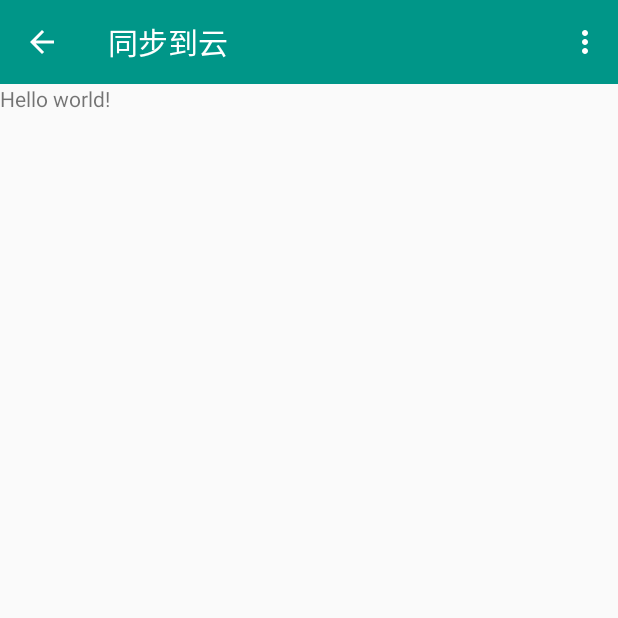
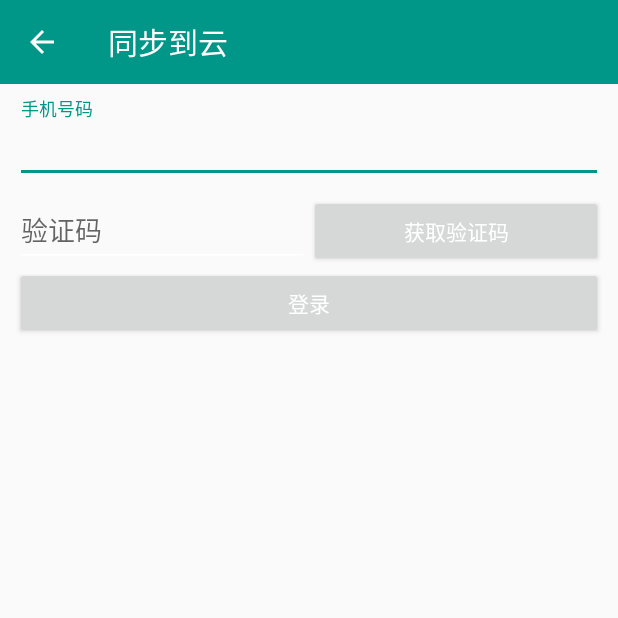
Before and after one commit to DennyCai/Smart_Note, an Android app: the UploadActivity screen opened directly, with no data from a screen before it, on a phone screen of 412 x 824 dp, the top half of it. Run offline under Robolectric (Android 15) with nearby library versions, the phone set to English and light mode, and no system bars.

```diff
--- a/app/build.gradle
+++ b/app/build.gradle
@@ -28,5 +28,6 @@ dependencies {
     compile 'com.android.support:design:22.2.0'
     compile 'com.android.support:cardview-v7:22.0.0'
     compile 'com.android.support:recyclerview-v7:22.2.0'
-    compile 'com.wdullaer:materialdatetimepicker:1.3.1'
+    //    compile 'com.wdullaer:materialdatetimepicker:1.3.1'
+    compile project(':material-datetimepicker-library')
 }
--- a/app/src/main/java/com/denny/android/idea_note/UploadActivity.java
+++ b/app/src/main/java/com/denny/android/idea_note/UploadActivity.java
@@ -1,17 +1,28 @@
 package com.denny.android.idea_note;
 
-import android.support.v7.app.ActionBarActivity;
 import android.os.Bundle;
+import android.support.v7.app.AppCompatActivity;
 import android.support.v7.widget.Toolbar;
+import android.util.Log;
 import android.view.Menu;
 import android.view.MenuItem;
-
-import com.baidu.frontia.Frontia;
+import android.view.View;
+import android.widget.Button;
+import android.widget.EditText;
 
 
-public class UploadActivity extends ActionBarActivity {
+import cn.bmob.v3.BmobSMS;
+import cn.bmob.v3.exception.BmobException;
+import cn.bmob.v3.listener.RequestSMSCodeListener;
+
+
+public class UploadActivity extends AppCompatActivity {
 
     Toolbar bar;
+
+    private EditText phone;
+    private EditText code;
+    private Button login;
 
     @Override
     protected void onCreate(Bundle savedInstanceState) {
@@ -22,12 +33,35 @@ public class UploadActivity extends ActionBarActivity {
         setSupportActionBar(bar);
         getSupportActionBar().setDisplayHomeAsUpEnabled(true);
 
+        phone = (EditText) findViewById(R.id.phone);
+        code = (EditText) findViewById(R.id.code);
+        login = (Button) findViewById(R.id.login);
+
+        login.setOnClickListener(new View.OnClickListener() {
+            @Override
+            public void onClick(View v) {
+
+            }
+        });
+//        showLoginDialog();
+
     }
+
+    public void requestSms(View v){
+        BmobSMS.requestSMSCode(this, phone.getText().toString(), "Sms", new RequestSMSCodeListener() {
+            @Override
+            public void done(Integer integer, BmobException e) {
+                if(e==null){
+                    Log.e("","发送成功");
+                }
+            }
+        });
+    }
+
 
     @Override
     public boolean onCreateOptionsMenu(Menu menu) {
         // Inflate the menu; this adds items to the action bar if it is present.
-        getMenuInflater().inflate(R.menu.menu_upload, menu);
         return true;
     }
 
--- a/app/src/main/java/com/denny/android/idea_note/dao/impl/NoteDaoImpl.java
+++ b/app/src/main/java/com/denny/android/idea_note/dao/impl/NoteDaoImpl.java
@@ -47,6 +47,7 @@ public class NoteDaoImpl implements NoteDao{
             ContentValues values = new ContentValues();
             values.put(NotePreview.NoteEntry.CONTENT,note.getContent());
             values.put(NotePreview.NoteEntry.CREATED_TIME,new Date().getTime());
+            values.put(NotePreview.NoteEntry.ALARM_TIME,note.getAlarmTime());
             id = mHelper.getWritableDatabase().insert(NotePreview.NoteEntry.TABLE,"",values);
         }
         return id;
@@ -70,6 +71,7 @@ public class NoteDaoImpl implements NoteDao{
         ContentValues values = new ContentValues();
         values.put(NotePreview.NoteEntry.CONTENT,note.getContent());
         values.put(NotePreview.NoteEntry.UPDATED_TIME,new Date().getTime());
+        values.put(NotePreview.NoteEntry.ALARM_TIME,note.getAlarmTime());
         return update(note,values);
     }
 
--- a/app/src/main/java/com/denny/android/idea_note/db/SQLHelper.java
+++ b/app/src/main/java/com/denny/android/idea_note/db/SQLHelper.java
@@ -36,6 +36,7 @@ public class SQLHelper extends SQLiteOpenHelper {
                 NotePreview.NoteEntry.CONTENT + TEXT + "," +
                 NotePreview.NoteEntry.CREATED_TIME + VARCHAR(20) + "," +
                 NotePreview.NoteEntry.UPDATED_TIME + VARCHAR(20) + "," +
+                NotePreview.NoteEntry.ALARM_TIME + VARCHAR(20) + "," +
                 NotePreview.NoteEntry._DELETE + BOOL + NOT_NULL + DEFAULT(0) +
                 ")");
     }
--- a/app/src/main/java/com/denny/android/idea_note/domain/factory/NoteFactory.java
+++ b/app/src/main/java/com/denny/android/idea_note/domain/factory/NoteFactory.java
@@ -14,7 +14,8 @@ public class NoteFactory {
             notePreview=new NotePreview(c.getInt(c.getColumnIndex(NotePreview.NoteEntry._ID)),
                     c.getString(c.getColumnIndex(NotePreview.NoteEntry.CONTENT)),
                     c.getLong(c.getColumnIndex(NotePreview.NoteEntry.CREATED_TIME)),
-                    c.getLong(c.getColumnIndex(NotePreview.NoteEntry.UPDATED_TIME)));
+                    c.getLong(c.getColumnIndex(NotePreview.NoteEntry.UPDATED_TIME)),
+                    c.getLong(c.getColumnIndex(NotePreview.NoteEntry.ALARM_TIME)));
         }
         c.close();
         return notePreview;
--- a/app/src/main/res/layout/activity_upload.xml
+++ b/app/src/main/res/layout/activity_upload.xml
@@ -10,8 +10,11 @@
         android:background="?attr/colorPrimary"
         android:minHeight="?attr/actionBarSize"/>
 
-    <TextView android:text="@string/hello_world" android:layout_width="wrap_content"
+    <include android:layout_below="@+id/toolbar"
+        layout="@layout/dialog_login"
+        android:id="@+id/loginView"
+        android:layout_margin="10dp"
         android:layout_height="wrap_content"
-        android:layout_below="@+id/toolbar"/>
+        android:layout_width="match_parent"/>
 
 </RelativeLayout>
--- /dev/null
+++ b/app/src/main/res/layout/dialog_login.xml
@@ -0,0 +1,54 @@
+<?xml version="1.0" encoding="utf-8"?>
+<LinearLayout xmlns:android="http://schemas.android.com/apk/res/android"
+    android:orientation="vertical" android:layout_width="match_parent"
+    android:layout_height="match_parent"
+    >
+
+    <android.support.design.widget.TextInputLayout
+        android:layout_width="match_parent"
+        android:layout_height="wrap_content">
+
+        <EditText
+            android:id="@+id/phone"
+            android:hint="手机号码"
+            android:layout_width="match_parent"
+            android:layout_height="wrap_content" />
+
+    </android.support.design.widget.TextInputLayout>
+
+    <LinearLayout
+        android:orientation="horizontal"
+        android:layout_width="match_parent"
+        android:layout_height="wrap_content">
+
+
+        <android.support.design.widget.TextInputLayout
+            android:layout_weight="3"
+            android:layout_width="match_parent"
+            android:layout_height="wrap_content">
+
+            <EditText
+                android:id="@+id/code"
+                android:hint="验证码"
+                android:layout_width="match_parent"
+                android:layout_height="wrap_content" />
+
+        </android.support.design.widget.TextInputLayout>
+
+        <Button
+            android:onClick="requestSms"
+            android:layout_weight="3"
+            android:text="获取验证码"
+            android:layout_gravity="bottom"
+            android:layout_width="match_parent"
+            android:layout_height="wrap_content" />
+
+    </LinearLayout>
+
+    <Button
+        android:id="@+id/login"
+        android:layout_width="match_parent"
+        android:layout_height="wrap_content"
+        android:text="登录"/>
+
+</LinearLayout>
--- a/app/src/main/res/menu/menu_main.xml
+++ b/app/src/main/res/menu/menu_main.xml
@@ -14,6 +14,7 @@
         <item android:id="@+id/settings" android:title="@string/settings"
             android:orderInCategory="300" app:showAsAction="never"
             android:checkable="true"
+            android:visible="false"
             />
     </group>
 </menu>
--- a/app/src/main/res/menu/more.xml
+++ b/app/src/main/res/menu/more.xml
@@ -6,6 +6,7 @@
         />
     <item android:id="@+id/add_record"
         android:title="@string/add_record"
+        android:visible="false"
         />
     <item android:id="@+id/add_alert"
         android:title="@string/add_alert"
--- a/app/src/main/res/values/strings.xml
+++ b/app/src/main/res/values/strings.xml
@@ -25,6 +25,8 @@
     <string name="add_photo">添加图片</string>
     <string name="add_record">添加语音</string>
     <string name="add_alert">添加提醒</string>
+    <string name="upd_alert">修改提醒</string>
+    <string name="del_alert">删除提醒</string>
     <string name="delete_note">删除笔记</string>
 
     <string name="update_time">上次更新时间：%s</string>
--- a/app/src/main/res/values/styles.xml
+++ b/app/src/main/res/values/styles.xml
@@ -42,10 +42,13 @@
         -->
     </style>
 
+
     <!-- Application theme. -->
     <style name="AppTheme" parent="AppBaseTheme">
         <!-- All customizations that are NOT specific to a particular API-level can go here. -->
     </style>
+
+
 
 
     <style name="Widget.CardContent" parent="android:Widget">
```
Also changed, not shown: app/src/main/AndroidManifest.xml (+10 -1 lines), app/src/main/java/com/denny/android/idea_note/EditActivity.java (+153 -38 lines), app/src/main/java/com/denny/android/idea_note/bmob/model/User.java (added, +18 -0 lines), app/src/main/java/com/denny/android/idea_note/domain/NotePreview.java (+15 -4 lines), app/src/main/java/com/denny/android/idea_note/recevier/NoteAlarmRecevier.java (added, +18 -0 lines), app/src/main/java/com/denny/android/idea_note/utils/DateUtil.java (+6 -1 lines), app/src/main/res/layout/activity_edit.xml (+17 -0 lines), app/libs/BmobSDK_V3.4.0_0616.jar (added), 1 other file.
